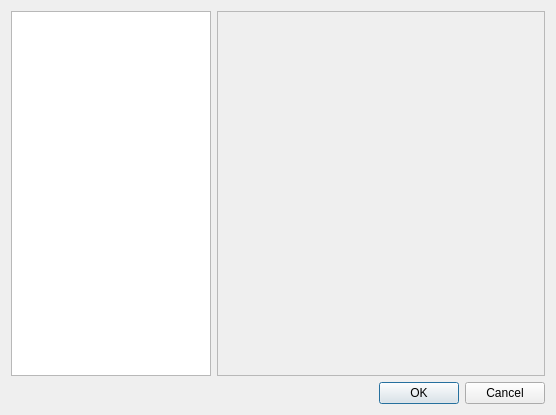
First picture: the form in src/shared/extensionsystem/settingsdialog.ui, repository victor-yacovlev/kumir2, before the edit.
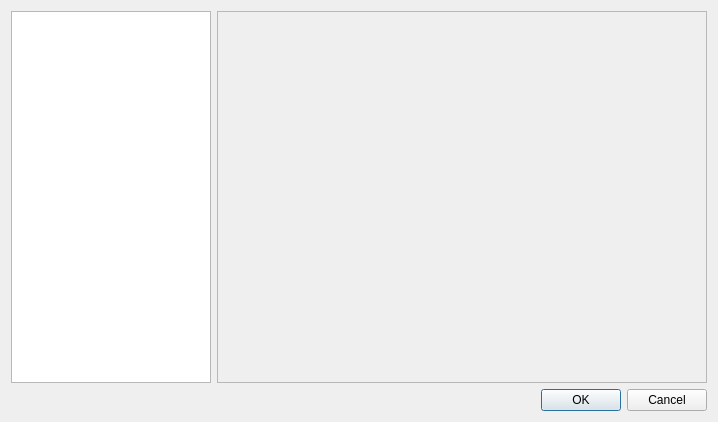
Second picture: the form after the edit.

```diff
--- a/src/shared/extensionsystem/settingsdialog.ui
+++ b/src/shared/extensionsystem/settingsdialog.ui
@@ -6,8 +6,8 @@
    <rect>
     <x>0</x>
     <y>0</y>
-    <width>556</width>
-    <height>415</height>
+    <width>718</width>
+    <height>422</height>
    </rect>
   </property>
   <property name="windowTitle">
@@ -43,6 +43,9 @@
      </item>
      <item>
       <widget class="QScrollArea" name="scrollArea">
+       <property name="horizontalScrollBarPolicy">
+        <enum>Qt::ScrollBarAlwaysOff</enum>
+       </property>
        <property name="widgetResizable">
         <bool>true</bool>
        </property>
@@ -51,8 +54,8 @@
          <rect>
           <x>0</x>
           <y>0</y>
-          <width>332</width>
-          <height>364</height>
+          <width>494</width>
+          <height>371</height>
          </rect>
         </property>
         <layout class="QVBoxLayout" name="verticalLayout_2">
```
